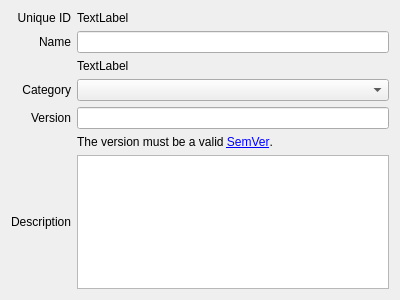
Before: the Qt Designer form src/ui/skeletons/form_mod_metadata.ui in 132nd-etcher/EASI, drawn with Qt 5.
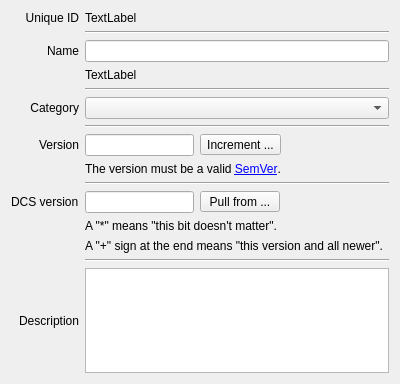
After: the same form once the commit is applied.

Commit message: added DCS version and semver bump to mod metadata dialog

```diff
--- a/src/ui/skeletons/form_mod_metadata.ui
+++ b/src/ui/skeletons/form_mod_metadata.ui
@@ -10,24 +10,89 @@
     <x>0</x>
     <y>0</y>
     <width>400</width>
-    <height>300</height>
+    <height>384</height>
    </rect>
   </property>
   <property name="windowTitle">
    <string>Form</string>
   </property>
   <layout class="QGridLayout" name="gridLayout_2">
-   <item row="6" column="1">
-    <widget class="QTextBrowser" name="text_desc">
-     <property name="readOnly">
-      <bool>false</bool>
+   <item row="8" column="0">
+    <widget class="QLabel" name="label_5">
+     <property name="text">
+      <string>Version</string>
      </property>
+     <property name="alignment">
+      <set>Qt::AlignRight|Qt::AlignTrailing|Qt::AlignVCenter</set>
+     </property>
     </widget>
    </item>
-   <item row="2" column="1">
-    <widget class="QLabel" name="label_help_name">
+   <item row="11" column="0">
+    <widget class="QLabel" name="label_6">
      <property name="text">
-      <string>TextLabel</string>
+      <string>DCS version</string>
+     </property>
+    </widget>
+   </item>
+   <item row="9" column="1">
+    <widget class="QLabel" name="label_help_version">
+     <property name="text">
+      <string>&lt;html&gt;&lt;head/&gt;&lt;body&gt;&lt;p&gt;The version must be a valid &lt;a href=&quot;http://semver.org/&quot;&gt;&lt;span style=&quot; text-decoration: underline; color:#0000ff;&quot;&gt;SemVer&lt;/span&gt;&lt;/a&gt;.&lt;/p&gt;&lt;/body&gt;&lt;/html&gt;</string>
+     </property>
+     <property name="openExternalLinks">
+      <bool>true</bool>
+     </property>
+    </widget>
+   </item>
+   <item row="6" column="0">
+    <widget class="QLabel" name="label_3">
+     <property name="text">
+      <string>Category</string>
+     </property>
+     <property name="alignment">
+      <set>Qt::AlignRight|Qt::AlignTrailing|Qt::AlignVCenter</set>
+     </property>
+    </widget>
+   </item>
+   <item row="10" column="1">
+    <widget class="Line" name="line_5">
+     <property name="orientation">
+      <enum>Qt::Horizontal</enum>
+     </property>
+    </widget>
+   </item>
+   <item row="15" column="1">
+    <widget class="Line" name="line">
+     <property name="orientation">
+      <enum>Qt::Horizontal</enum>
+     </property>
+    </widget>
+   </item>
+   <item row="1" column="1">
+    <widget class="Line" name="line_4">
+     <property name="orientation">
+      <enum>Qt::Horizontal</enum>
+     </property>
+    </widget>
+   </item>
+   <item row="7" column="1">
+    <widget class="Line" name="line_2">
+     <property name="orientation">
+      <enum>Qt::Horizontal</enum>
+     </property>
+    </widget>
+   </item>
+   <item row="13" column="1">
+    <widget class="QLabel" name="label_7">
+     <property name="text">
+      <string>A &quot;*&quot; means &quot;this bit doesn't matter&quot;.</string>
+     </property>
+    </widget>
+   </item>
+   <item row="4" column="1">
+    <widget class="Line" name="line_3">
+     <property name="orientation">
+      <enum>Qt::Horizontal</enum>
      </property>
     </widget>
    </item>
@@ -41,20 +106,24 @@
      </property>
     </widget>
    </item>
-   <item row="3" column="0">
-    <widget class="QLabel" name="label_3">
-     <property name="text">
-      <string>Category</string>
-     </property>
-     <property name="alignment">
-      <set>Qt::AlignRight|Qt::AlignTrailing|Qt::AlignVCenter</set>
-     </property>
-    </widget>
-   </item>
    <item row="3" column="1">
+    <widget class="QLabel" name="label_help_name">
+     <property name="text">
+      <string>TextLabel</string>
+     </property>
+    </widget>
+   </item>
+   <item row="16" column="1">
+    <widget class="QTextBrowser" name="text_desc">
+     <property name="readOnly">
+      <bool>false</bool>
+     </property>
+    </widget>
+   </item>
+   <item row="6" column="1">
     <widget class="QComboBox" name="combo_category"/>
    </item>
-   <item row="6" column="0">
+   <item row="16" column="0">
     <widget class="QLabel" name="label_4">
      <property name="text">
       <string>Description</string>
@@ -64,17 +133,7 @@
      </property>
     </widget>
    </item>
-   <item row="1" column="1">
-    <widget class="QLineEdit" name="edit_mod_name"/>
-   </item>
-   <item row="0" column="1">
-    <widget class="QLabel" name="label_uuid">
-     <property name="text">
-      <string>TextLabel</string>
-     </property>
-    </widget>
-   </item>
-   <item row="1" column="0">
+   <item row="2" column="0">
     <widget class="QLabel" name="label">
      <property name="text">
       <string>Name</string>
@@ -84,29 +143,131 @@
      </property>
     </widget>
    </item>
-   <item row="4" column="0">
-    <widget class="QLabel" name="label_5">
+   <item row="0" column="1">
+    <widget class="QLabel" name="label_uuid">
      <property name="text">
-      <string>Version</string>
+      <string>TextLabel</string>
      </property>
-     <property name="alignment">
-      <set>Qt::AlignRight|Qt::AlignTrailing|Qt::AlignVCenter</set>
+    </widget>
+   </item>
+   <item row="2" column="1">
+    <widget class="QLineEdit" name="edit_mod_name">
+     <property name="maxLength">
+      <number>48</number>
      </property>
     </widget>
    </item>
-   <item row="4" column="1">
-    <widget class="QLineEdit" name="edit_version"/>
-   </item>
-   <item row="5" column="1">
-    <widget class="QLabel" name="label_help_version">
+   <item row="14" column="1">
+    <widget class="QLabel" name="label_8">
      <property name="text">
-      <string>&lt;html&gt;&lt;head/&gt;&lt;body&gt;&lt;p&gt;The version must be a valid &lt;a href=&quot;http://semver.org/&quot;&gt;&lt;span style=&quot; text-decoration: underline; color:#0000ff;&quot;&gt;SemVer&lt;/span&gt;&lt;/a&gt;.&lt;/p&gt;&lt;/body&gt;&lt;/html&gt;</string>
+      <string>A &quot;+&quot; sign at the end means &quot;this version and all newer&quot;.</string>
      </property>
-     <property name="openExternalLinks">
+     <property name="wordWrap">
       <bool>true</bool>
      </property>
     </widget>
    </item>
+   <item row="8" column="1">
+    <layout class="QHBoxLayout" name="horizontalLayout_2">
+     <item>
+      <widget class="QLineEdit" name="edit_version">
+       <property name="maximumSize">
+        <size>
+         <width>120</width>
+         <height>16777215</height>
+        </size>
+       </property>
+      </widget>
+     </item>
+     <item>
+      <widget class="QToolButton" name="btn_increment_version">
+       <property name="minimumSize">
+        <size>
+         <width>80</width>
+         <height>0</height>
+        </size>
+       </property>
+       <property name="text">
+        <string>Increment ...</string>
+       </property>
+       <property name="popupMode">
+        <enum>QToolButton::InstantPopup</enum>
+       </property>
+       <property name="toolButtonStyle">
+        <enum>Qt::ToolButtonTextOnly</enum>
+       </property>
+       <property name="autoRaise">
+        <bool>false</bool>
+       </property>
+      </widget>
+     </item>
+     <item>
+      <spacer name="horizontalSpacer">
+       <property name="orientation">
+        <enum>Qt::Horizontal</enum>
+       </property>
+       <property name="sizeHint" stdset="0">
+        <size>
+         <width>40</width>
+         <height>20</height>
+        </size>
+       </property>
+      </spacer>
+     </item>
+    </layout>
+   </item>
+   <item row="11" column="1">
+    <layout class="QHBoxLayout" name="horizontalLayout">
+     <item>
+      <widget class="QLineEdit" name="edit_dcs_version">
+       <property name="maximumSize">
+        <size>
+         <width>120</width>
+         <height>16777215</height>
+        </size>
+       </property>
+      </widget>
+     </item>
+     <item>
+      <widget class="QToolButton" name="btn_pull_dcs_version">
+       <property name="minimumSize">
+        <size>
+         <width>80</width>
+         <height>0</height>
+        </size>
+       </property>
+       <property name="text">
+        <string>Pull from ...</string>
+       </property>
+       <property name="popupMode">
+        <enum>QToolButton::InstantPopup</enum>
+       </property>
+       <property name="toolButtonStyle">
+        <enum>Qt::ToolButtonTextOnly</enum>
+       </property>
+       <property name="autoRaise">
+        <bool>false</bool>
+       </property>
+       <property name="arrowType">
+        <enum>Qt::DownArrow</enum>
+       </property>
+      </widget>
+     </item>
+     <item>
+      <spacer name="horizontalSpacer_2">
+       <property name="orientation">
+        <enum>Qt::Horizontal</enum>
+       </property>
+       <property name="sizeHint" stdset="0">
+        <size>
+         <width>40</width>
+         <height>20</height>
+        </size>
+       </property>
+      </spacer>
+     </item>
+    </layout>
+   </item>
   </layout>
  </widget>
  <resources/>
```
Left out of the diff: 9 changed lines with no effect on the pictures. The commit also changes 2 other files.
